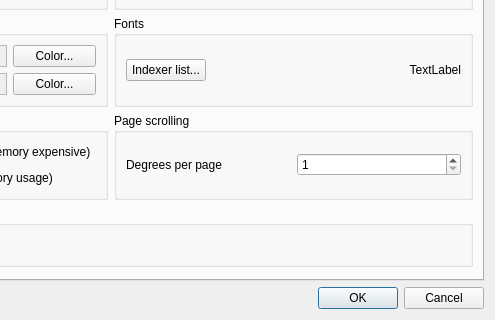
First picture: the form in settingsdialog.ui, repository kernel1024/qmanga, before the edit; both pictures show x 283 to 778 and y 209 to 529 of the 778 by 529 pixel window.
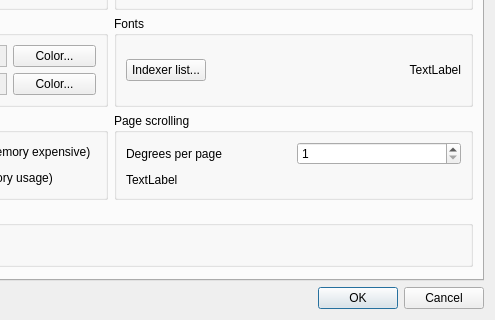
Second picture: the form after the edit.

```diff
--- a/settingsdialog.ui
+++ b/settingsdialog.ui
@@ -385,6 +385,13 @@
               </item>
              </layout>
             </item>
+            <item>
+             <widget class="QLabel" name="labelDetectedDelta">
+              <property name="text">
+               <string>TextLabel</string>
+              </property>
+             </widget>
+            </item>
            </layout>
           </widget>
          </item>
```
